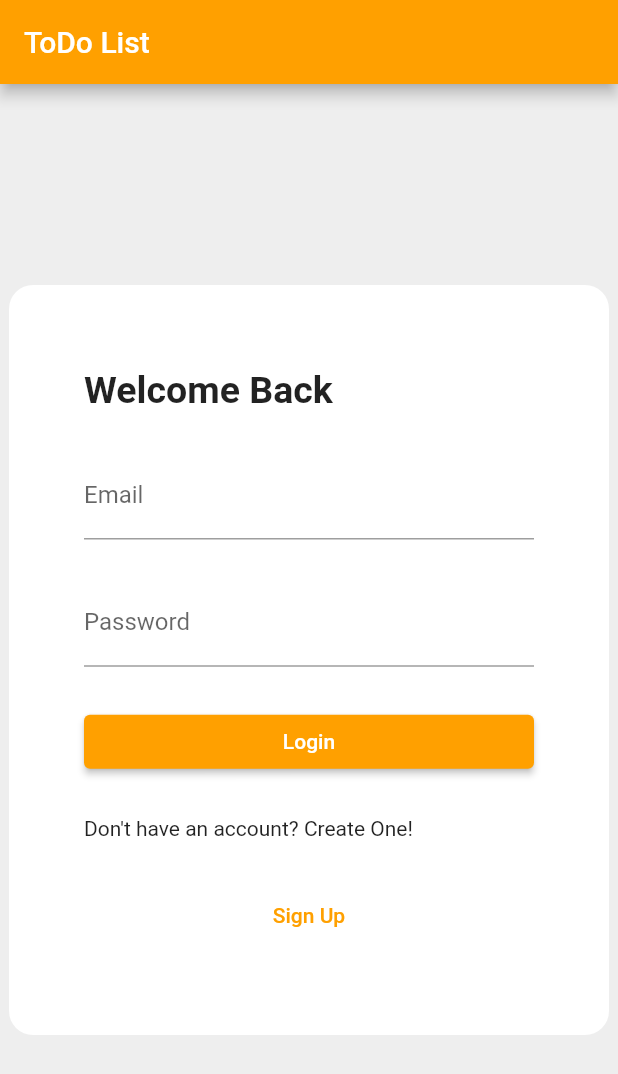
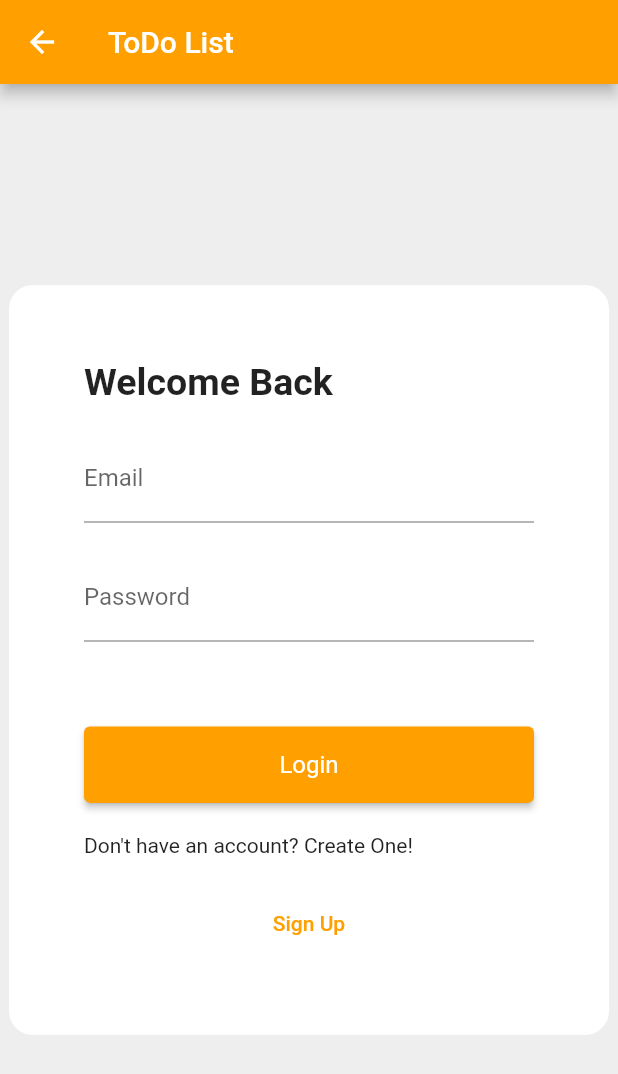
Before and after one commit to Narendra-Jadhav/ToDo-List-Flutter, a Flutter app: the screen it shows after launch, after a tap on "Login", on a phone screen of 412 x 824 dp. Shown: the top 1074 px of the screen. Run offline on Flutter 3.47's test engine with Material 2 defaults, Android fonts, the phone set to English and light mode, and no system bars; our stand-ins replace cloud_firestore, firebase_auth, firebase_core, flutter_riverpod, google_fonts; accounts and stored records are empty.

Commit message:
Update Authentication, font style

```diff
--- a/lib/main.dart
+++ b/lib/main.dart
@@ -1,5 +1,8 @@
+import "package:firebase_auth/firebase_auth.dart";
 import "package:firebase_core/firebase_core.dart";
 import "package:flutter/material.dart";
+import "package:google_fonts/google_fonts.dart";
+import "package:to_do_list_app/routes/home.dart";
 import "package:to_do_list_app/routes/login.dart";
 import "package:to_do_list_app/routes/signup.dart";
 import "package:to_do_list_app/routes/welcome.dart";
@@ -17,16 +20,31 @@ class MyApp extends StatelessWidget {
 
   @override
   Widget build(BuildContext context) {
+    final user = FirebaseAuth.instance.currentUser;
+
     return MaterialApp(
       debugShowCheckedModeBanner: false,
       title: 'ToDo List',
       initialRoute: '/',
       routes: {
-        '/': (context) => const Welcome(),
-        '/signup': (context) => SignUp(context: context,),
-        '/login': (context) => Login(context: context,),
+        '/': (context) {
+          if (user != null) {
+            return const HomeScreen();
+          } else {
+            return const Welcome();
+          }
+        },
+        '/signup': (context) => SignUp(
+              context: context,
+            ),
+        '/login': (context) => Login(
+              context: context,
+            ),
       },
-      theme: ThemeData(colorScheme: ColorScheme.light(primary: Colors.amber[700]!)),
+      theme: ThemeData(
+        colorScheme: ColorScheme.light(primary: Colors.amber[700]!),
+        fontFamily: GoogleFonts.varelaRound().fontFamily,
+      ),
     );
   }
 }
--- a/lib/routes/login.dart
+++ b/lib/routes/login.dart
@@ -47,12 +47,17 @@ class Login extends StatelessWidget {
                   obscureText: true,
                   decoration: const InputDecoration(labelText: 'Password'),
                 ),
+                const SizedBox(height: 16),
                 ElevatedButton(
                   onPressed: () {
                     if (_loginFormKey.currentState?.validate() ?? false) {
                       loginUser();
                     }
                   },
+                  style: ButtonStyle(
+                    textStyle: MaterialStateProperty.all(const TextStyle(fontSize: 16)),
+                    padding: MaterialStateProperty.all(const EdgeInsets.all(16)),
+                  ),
                   child: const Text('Login'),
                 ),
                 const Text("Don't have an account? Create One!"),
@@ -82,9 +87,15 @@ class Login extends StatelessWidget {
       await AuthService().loginWithEmailAndPassword(email, password);
       print('Logged In Successfully!');
 
-      Navigator.pushReplacement(context, MaterialPageRoute(builder: (context) {
-        return const HomeScreen();
-      }));
+      Navigator.pushAndRemoveUntil(
+        context,
+        MaterialPageRoute(
+          builder: (context) {
+            return const HomeScreen();
+          },
+        ),
+        (route) => false,
+      );
     } catch (e) {
       print('Error: $e');
       ScaffoldMessenger.of(context).showSnackBar(const SnackBar(content: Text('Enter correct credentials!')));
--- a/lib/routes/welcome.dart
+++ b/lib/routes/welcome.dart
@@ -28,29 +28,37 @@ class Welcome extends StatelessWidget {
                 alignment: Alignment.center,
                 child: Text(
                   'ToDo List',
-                  style: TextStyle(fontWeight: FontWeight.bold, fontSize: 30),
+                  style: TextStyle(fontWeight: FontWeight.bold, fontSize: 50),
                 ),
               ),
-              const SizedBox(height: 125),
+              const SizedBox(height: 100),
               ElevatedButton(
                 onPressed: () {
-                  Navigator.pushReplacement(context, MaterialPageRoute(builder: (context) {
+                  Navigator.push(context, MaterialPageRoute(builder: (context) {
                     return Login(
                       context: context,
                     );
                   }));
                 },
+                style: ButtonStyle(
+                    textStyle: MaterialStateProperty.all(const TextStyle(fontSize: 16)),
+                    padding: MaterialStateProperty.all(const EdgeInsets.all(16)),
+                  ),
                 child: const Text('Login'),
               ),
               const SizedBox(height: 50),
               ElevatedButton(
                 onPressed: () {
-                  Navigator.pushReplacement(context, MaterialPageRoute(builder: (context) {
+                  Navigator.push(context, MaterialPageRoute(builder: (context) {
                     return SignUp(
                       context: context,
                     );
                   }));
                 },
+                style: ButtonStyle(
+                    textStyle: MaterialStateProperty.all(const TextStyle(fontSize: 16)),
+                    padding: MaterialStateProperty.all(const EdgeInsets.all(16)),
+                  ),
                 child: const Text('Sign Up'),
               )
             ],
--- a/pubspec.yaml
+++ b/pubspec.yaml
@@ -36,6 +36,7 @@ dependencies:
   cloud_firestore: ^4.8.0
   flutter_riverpod: ^2.3.6
   intl: ^0.18.1
+  google_fonts: ^5.1.0
 
 dev_dependencies:
   flutter_test:
@@ -61,8 +62,7 @@ flutter:
 
   # To add assets to your application, add an assets section, like this:
   # assets:
-  #   - images/a_dot_burr.jpeg
-  #   - images/a_dot_ham.jpeg
+  #   - images/
 
   # An image asset can refer to one or more resolution-specific "variants", see
   # https://flutter.dev/assets-and-images/#resolution-aware
```
Also changed, not shown: lib/components/note.dart (+43 -7 lines), lib/models/user.dart (+11 -0 lines), lib/routes/home.dart (+31 -11 lines), lib/routes/signup.dart (+21 -6 lines), lib/services/task_service.dart (+0 -7 lines), lib/services/user_service.dart (+0 -8 lines), pubspec.lock, 1 other file.
